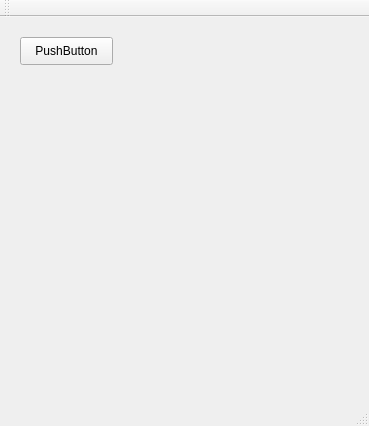
First picture: the form in mainwindow.ui, repository iwxyi/Qt-Notification-Manager-V2, before the edit.
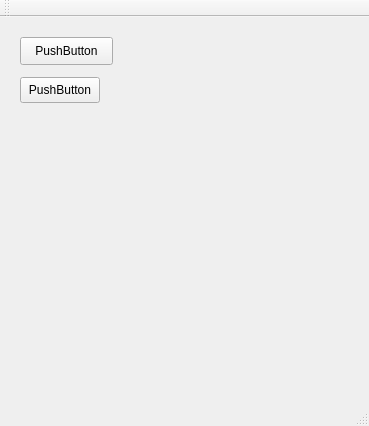
Second picture: the form after the edit.

What changed in the file:
```diff
--- a/mainwindow.ui
+++ b/mainwindow.ui
@@ -27,6 +27,19 @@
      <string>PushButton</string>
     </property>
    </widget>
+   <widget class="QPushButton" name="pushButton_2">
+    <property name="geometry">
+     <rect>
+      <x>20</x>
+      <y>60</y>
+      <width>80</width>
+      <height>26</height>
+     </rect>
+    </property>
+    <property name="text">
+     <string>PushButton</string>
+    </property>
+   </widget>
   </widget>
   <widget class="QMenuBar" name="menuBar">
    <property name="geometry">
```
